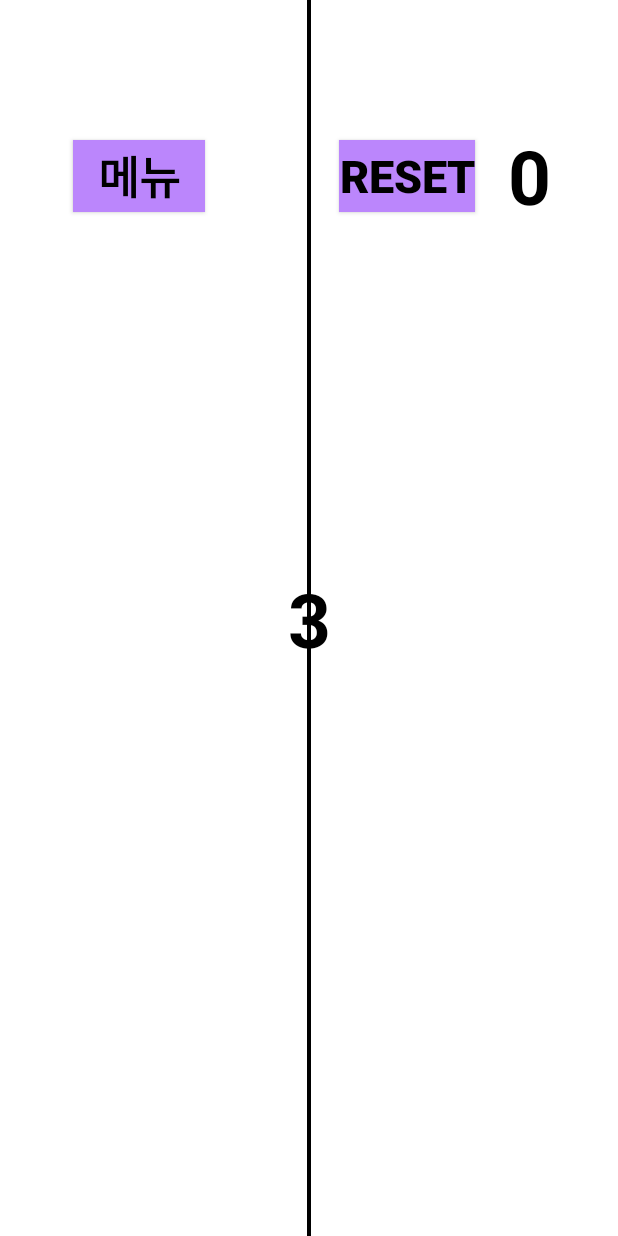
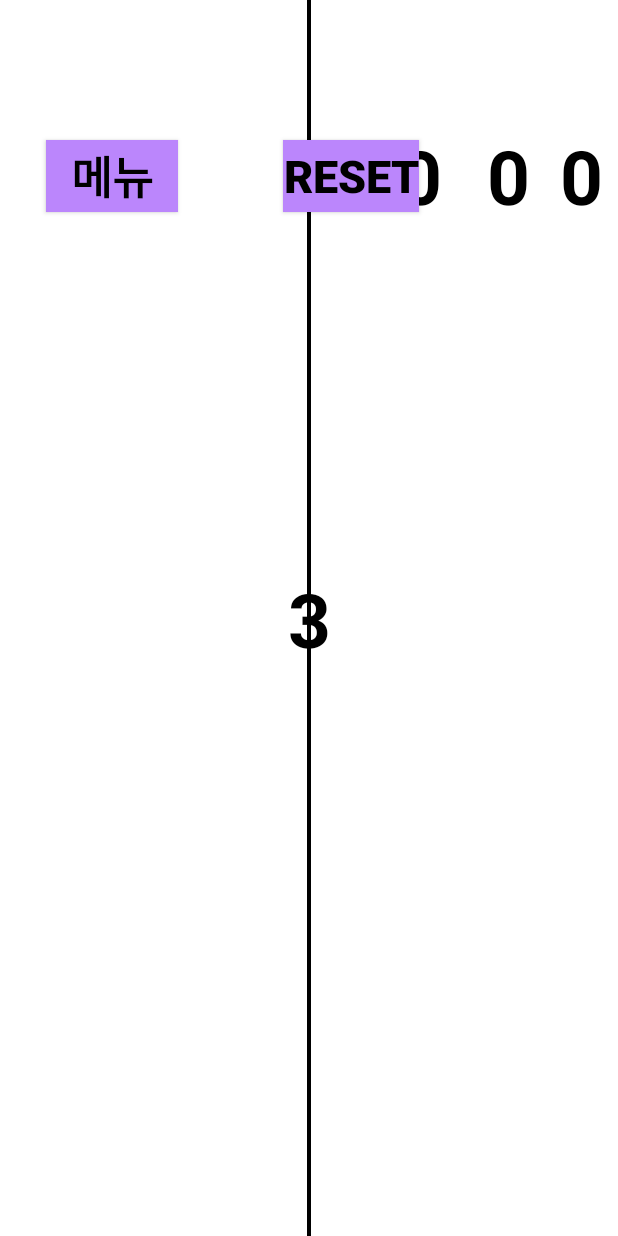
Before and after one commit to soysilver/Ver02, an Android app: the StepFourActivity screen opened directly, with no data from a screen before it, on a phone screen of 412 x 824 dp. Run offline under Robolectric (Android 15) with nearby library versions, the phone set to English and light mode, and no system bars.

Commit message:
0714 １．　２０회　이후　소리　꺼지기 ２．　첫　번째　입력　시부터　기록

```diff
--- a/app/src/main/java/com/example/ver02/Action.java
+++ b/app/src/main/java/com/example/ver02/Action.java
@@ -31,10 +31,10 @@ public class Action extends Activity {
     int stageID = 0;
     int setID = 0;
     int BPMset = 0;
-    int[] arr = new int[40];
-    int[] Sound = new int[40];
-    int[] Touch = new int[40];
-    int[] Sorted = new int[40];
+    int[] arr = new int[100];
+    int[] Sound = new int[100];
+    int[] Touch = new int[100];
+    int[] Sorted = new int[100];
     int arr_num = 0;
     int sound_num = 0;
     int Sum = 0;
--- a/app/src/main/res/layout/activity_step_three_ing.xml
+++ b/app/src/main/res/layout/activity_step_three_ing.xml
@@ -59,8 +59,22 @@
         android:layout_marginBottom="600dp"
         android:text="0"
         app:layout_constraintBottom_toBottomOf="parent"
+        app:layout_constraintEnd_toEndOf="@id/count2"
+        app:layout_constraintStart_toStartOf="@id/loop"
+        app:layout_constraintTop_toTopOf="parent" />
+    <TextView
+        android:id="@+id/count2"
+        style="@style/step_1_count"
+        android:layout_width="wrap_content"
+        android:layout_height="wrap_content"
+        android:layout_marginStart="20dp"
+        android:layout_marginTop="10dp"
+        android:layout_marginEnd="10dp"
+        android:layout_marginBottom="600dp"
+        android:text="0"
+        app:layout_constraintBottom_toBottomOf="parent"
         app:layout_constraintEnd_toEndOf="parent"
-        app:layout_constraintStart_toStartOf="@id/loop"
+        app:layout_constraintStart_toEndOf="@id/count"
         app:layout_constraintTop_toTopOf="parent" />
 
     <TextView
```
Also changed, not shown: app/src/main/java/com/example/ver02/StepFourActivity.java (+23 -14 lines), app/src/main/java/com/example/ver02/StepThreeActivity.java (+24 -13 lines).
